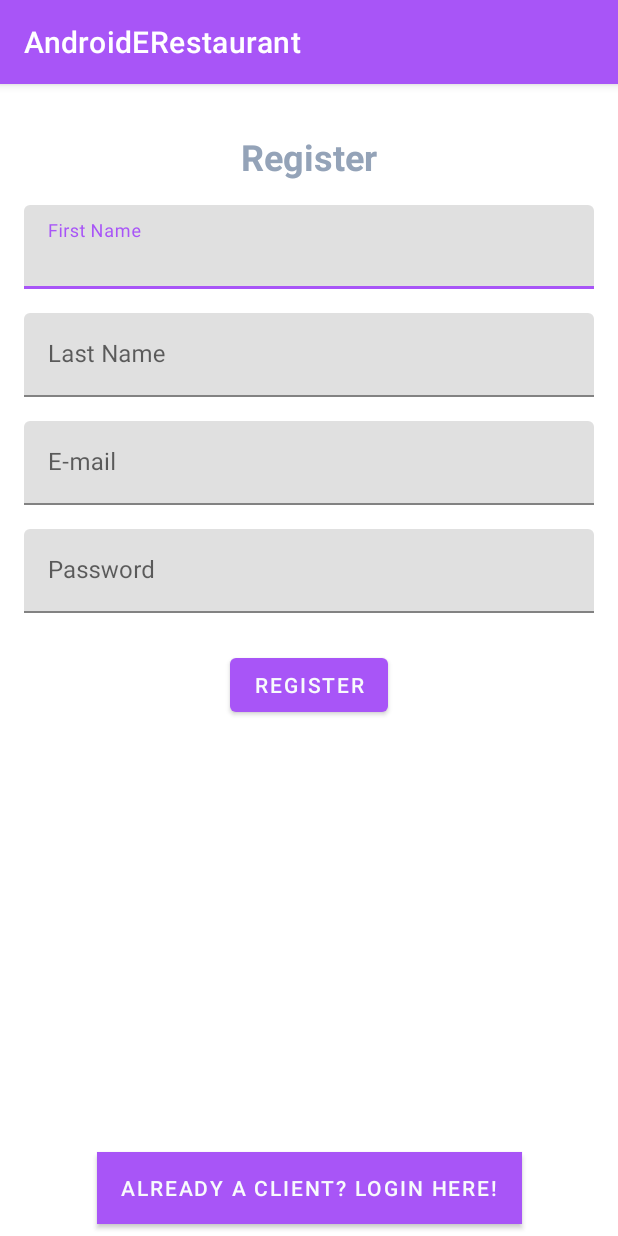
After one commit to Yoann-Renard/Android-Restaurant_AndroidStudio-Kotlin, an Android app: the RegisterFragment screen opened directly, with no data from a screen before it, on a phone screen of 412 x 824 dp. The commit adds this screen. Run offline under Robolectric (Android 15) with nearby library versions, the phone set to English and light mode, and no system bars; our stand-ins replace Volley; network calls fail.

Commit message:
login/registation commit

```diff
--- a/AndroidERestaurant/app/src/main/AndroidManifest.xml
+++ b/AndroidERestaurant/app/src/main/AndroidManifest.xml
@@ -30,6 +30,7 @@
                 <category android:name="android.intent.category.LAUNCHER" />
             </intent-filter>
         </activity>
+        <activity android:name=".Registration.UserActivity"/>
     </application>
 
 </manifest>
--- a/AndroidERestaurant/app/src/main/java/fr/isen/renard/androiderestaurant/Basket/BasketActivity.kt
+++ b/AndroidERestaurant/app/src/main/java/fr/isen/renard/androiderestaurant/Basket/BasketActivity.kt
@@ -6,6 +6,8 @@ import androidx.recyclerview.widget.LinearLayoutManager
 import fr.isen.renard.androiderestaurant.R
 import fr.isen.renard.androiderestaurant.databinding.ActivityBasketBinding
 import fr.isen.renard.androiderestaurant.Basket.Basket
+import android.content.Intent
+import fr.isen.renard.androiderestaurant.Registration.UserActivity
 
 class BasketActivity : AppCompatActivity() {
     private lateinit var binding: ActivityBasketBinding
@@ -15,6 +17,10 @@ class BasketActivity : AppCompatActivity() {
         setContentView(binding.root)
 
         loadlist()
+        binding.orderButton.setOnClickListener{
+            val intent = Intent(this, UserActivity::class.java)
+            startActivity(intent)
+        }
     }
 
     private fun loadlist(){
--- /dev/null
+++ b/AndroidERestaurant/app/src/main/java/fr/isen/renard/androiderestaurant/Registration/RegisterFragment.kt
@@ -0,0 +1,48 @@
+package fr.isen.renard.androiderestaurant.Registration
+
+import android.content.Context
+import android.os.Bundle
+import androidx.fragment.app.Fragment
+import android.view.LayoutInflater
+import android.view.View
+import android.view.ViewGroup
+import fr.isen.renard.androiderestaurant.R
+import fr.isen.renard.androiderestaurant.databinding.FragmentRegisterBinding
+
+class RegisterFragment : Fragment() {
+    lateinit var binding: FragmentRegisterBinding
+
+    var delegate: UserActivityFragmentInteraction? = null
+
+    override fun onCreateView(
+        inflater: LayoutInflater, container: ViewGroup?,
+        savedInstanceState: Bundle?
+    ): View? {
+        binding = FragmentRegisterBinding.inflate(inflater, container, false)
+        return binding.root
+    }
+
+    override fun onViewCreated(view: View, savedInstanceState: Bundle?) {
+        super.onViewCreated(view, savedInstanceState)
+        binding.buttonRegister.setOnClickListener {
+            delegate?.makeRequest(
+                binding.email.text.toString(),
+                binding.password.text.toString(),
+                binding.lastname.text.toString(),
+                binding.firstname.text.toString(),
+                false
+            )
+        }
+
+        binding.loginButton.setOnClickListener {
+            delegate?.showLogin()
+        }
+    }
+
+    override fun onAttach(context: Context) {
+        super.onAttach(context)
+        if(context is UserActivityFragmentInteraction) {
+            delegate = context
+        }
+    }
+}
--- /dev/null
+++ b/AndroidERestaurant/app/src/main/res/layout/activity_user.xml
@@ -0,0 +1,18 @@
+<?xml version="1.0" encoding="utf-8"?>
+<androidx.constraintlayout.widget.ConstraintLayout xmlns:android="http://schemas.android.com/apk/res/android"
+    xmlns:app="http://schemas.android.com/apk/res-auto"
+    xmlns:tools="http://schemas.android.com/tools"
+    android:layout_width="match_parent"
+    android:layout_height="match_parent">
+
+    <FrameLayout
+        android:id="@+id/fragmentContainer"
+        android:layout_width="match_parent"
+        android:layout_height="match_parent"
+        app:layout_constraintBottom_toBottomOf="parent"
+        app:layout_constraintEnd_toEndOf="parent"
+        app:layout_constraintStart_toStartOf="parent"
+        app:layout_constraintTop_toTopOf="parent">
+
+    </FrameLayout>
+</androidx.constraintlayout.widget.ConstraintLayout>
--- /dev/null
+++ b/AndroidERestaurant/app/src/main/res/layout/fragment_register.xml
@@ -0,0 +1,121 @@
+<?xml version="1.0" encoding="utf-8"?>
+<androidx.constraintlayout.widget.ConstraintLayout xmlns:android="http://schemas.android.com/apk/res/android"
+    xmlns:app="http://schemas.android.com/apk/res-auto"
+    xmlns:tools="http://schemas.android.com/tools"
+    android:layout_width="match_parent"
+    android:layout_height="match_parent">
+
+    <TextView
+        android:id="@+id/textView4"
+        android:layout_width="wrap_content"
+        android:layout_height="wrap_content"
+        android:layout_marginStart="32dp"
+        android:layout_marginTop="32dp"
+        android:layout_marginEnd="32dp"
+        android:text="@string/register"
+        android:textAlignment="center"
+        android:textColor="@color/slate_400"
+        android:textSize="24sp"
+        android:textStyle="bold"
+        app:layout_constraintEnd_toEndOf="parent"
+        app:layout_constraintStart_toStartOf="parent"
+        app:layout_constraintTop_toTopOf="parent" />
+
+    <com.google.android.material.textfield.TextInputLayout
+        android:id="@+id/textInputLayout"
+        android:layout_width="match_parent"
+        android:layout_height="wrap_content"
+        android:layout_marginStart="16dp"
+        android:layout_marginTop="16dp"
+        android:layout_marginEnd="16dp"
+        app:layout_constraintEnd_toEndOf="parent"
+        app:layout_constraintStart_toStartOf="parent"
+        app:layout_constraintTop_toBottomOf="@+id/textView4">
+
+        <com.google.android.material.textfield.TextInputEditText
+            android:id="@+id/firstname"
+            android:layout_width="match_parent"
+            android:layout_height="wrap_content"
+            android:hint="@string/firstname" />
+    </com.google.android.material.textfield.TextInputLayout>
+
+    <com.google.android.material.textfield.TextInputLayout
+        android:id="@+id/textInputLayout2"
+        android:layout_width="match_parent"
+        android:layout_height="wrap_content"
+        android:layout_marginStart="16dp"
+        android:layout_marginTop="16dp"
+        android:layout_marginEnd="16dp"
+        app:layout_constraintEnd_toEndOf="parent"
+        app:layout_constraintStart_toStartOf="parent"
+        app:layout_constraintTop_toBottomOf="@+id/textInputLayout">
+
+        <com.google.android.material.textfield.TextInputEditText
+            android:id="@+id/lastname"
+            android:layout_width="match_parent"
+            android:layout_height="wrap_content"
+            android:hint="@string/lastname" />
+    </com.google.android.material.textfield.TextInputLayout>
+
+    <com.google.android.material.textfield.TextInputLayout
+        android:id="@+id/textInputLayout3"
+        android:layout_width="match_parent"
+        android:layout_height="wrap_content"
+        android:layout_marginStart="16dp"
+        android:layout_marginTop="16dp"
+        android:layout_marginEnd="16dp"
+        app:layout_constraintEnd_toEndOf="parent"
+        app:layout_constraintStart_toStartOf="parent"
+        app:layout_constraintTop_toBottomOf="@+id/textInputLayout2">
+
+        <com.google.android.material.textfield.TextInputEditText
+            android:id="@+id/email"
+            android:layout_width="match_parent"
+            android:layout_height="wrap_content"
+            android:hint="@string/email"
+            android:inputType="textEmailAddress" />
+    </com.google.android.material.textfield.TextInputLayout>
+
+    <com.google.android.material.textfield.TextInputLayout
+        android:id="@+id/textInputLayout4"
+        android:layout_width="match_parent"
+        android:layout_height="wrap_content"
+        android:layout_marginStart="16dp"
+        android:layout_marginTop="16dp"
+        android:layout_marginEnd="16dp"
+        app:layout_constraintEnd_toEndOf="parent"
+        app:layout_constraintStart_toStartOf="parent"
+        app:layout_constraintTop_toBottomOf="@+id/textInputLayout3">
+
+        <com.google.android.material.textfield.TextInputEditText
+            android:id="@+id/password"
+            android:layout_width="match_parent"
+            android:layout_height="wrap_content"
+            android:hint="@string/password"
+            android:inputType="textPassword" />
+    </com.google.android.material.textfield.TextInputLayout>
+
+    <Button
+        android:id="@+id/buttonRegister"
+        android:layout_width="wrap_content"
+        android:layout_height="wrap_content"
+        android:layout_marginTop="24dp"
+        android:textColor="@color/slate_50"
+        android:text="@string/register"
+        app:layout_constraintEnd_toEndOf="parent"
+        app:layout_constraintStart_toStartOf="parent"
+        app:layout_constraintTop_toBottomOf="@+id/textInputLayout4" />
+
+    <Button
+        android:id="@+id/loginButton"
+        android:layout_width="wrap_content"
+        android:layout_height="wrap_content"
+        android:layout_marginBottom="8dp"
+        android:background="@color/slate_400"
+        android:textColor="@color/slate_50"
+        android:text="Already a client? Login here!"
+        app:layout_constraintBottom_toBottomOf="parent"
+        app:layout_constraintEnd_toEndOf="parent"
+        app:layout_constraintStart_toStartOf="parent" />
+
+</androidx.constraintlayout.widget.ConstraintLayout>
--- a/AndroidERestaurant/app/src/main/res/values/strings.xml
+++ b/AndroidERestaurant/app/src/main/res/values/strings.xml
@@ -5,4 +5,12 @@
     <string name="appetizer_3">3rd Appetizer</string>
     <string name="total">Total</string>
     <string name="itemAdded">Votre plat a été ajouté au panier</string>
+    <string name="login">Login</string>
+    <string name="email">E-mail</string>
+    <string name="password">Password</string>
+    <string name="register">Register</string>
+    <string name="firstname">First Name</string>
+    <string name="lastname">Last Name</string>
+    <string name="placeorder">Order Now</string>
+    <string name="registrationerror">Please fill in all the fields</string>
 </resources>
```
Also changed, not shown: AndroidERestaurant/app/src/main/java/fr/isen/renard/androiderestaurant/Network/NetworkConstants.kt (+11 -0 lines), AndroidERestaurant/app/src/main/java/fr/isen/renard/androiderestaurant/Network/RegisterResult.kt (added, +7 -0 lines), AndroidERestaurant/app/src/main/java/fr/isen/renard/androiderestaurant/Registration/LoginFragment.kt (added, +48 -0 lines), AndroidERestaurant/app/src/main/java/fr/isen/renard/androiderestaurant/Registration/UserActivity.kt (added, +139 -0 lines), AndroidERestaurant/app/src/main/res/layout/activity_basket.xml (+13 -2 lines), AndroidERestaurant/app/src/main/res/layout/fragment_login.xml (added, +83 -0 lines).
